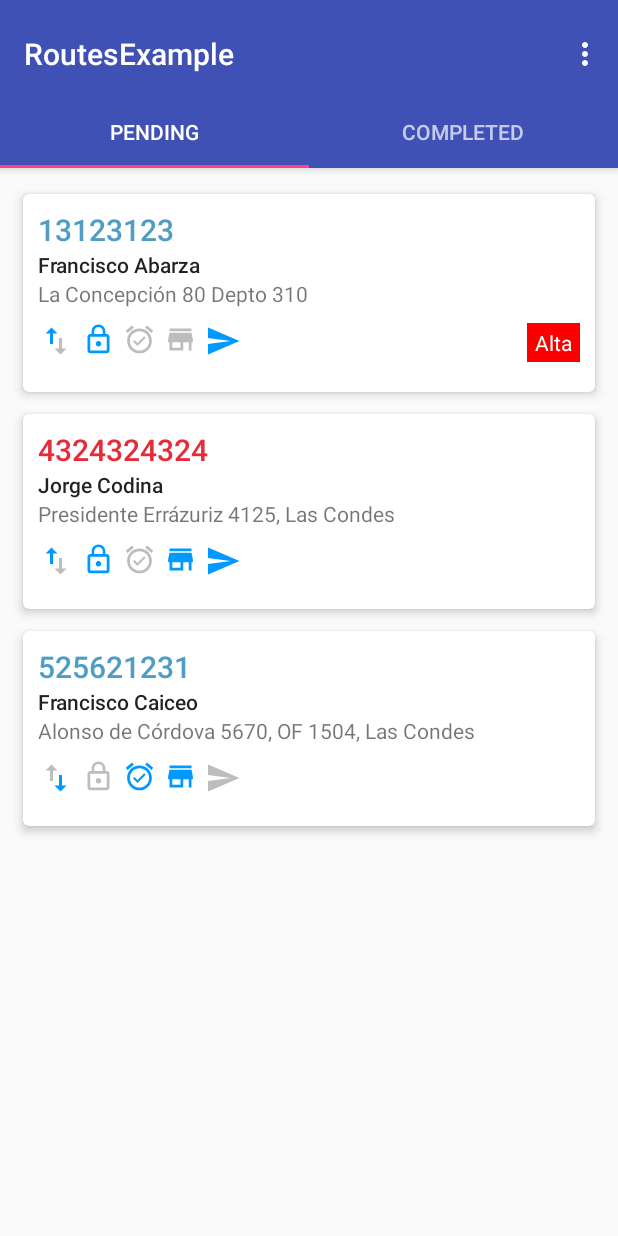
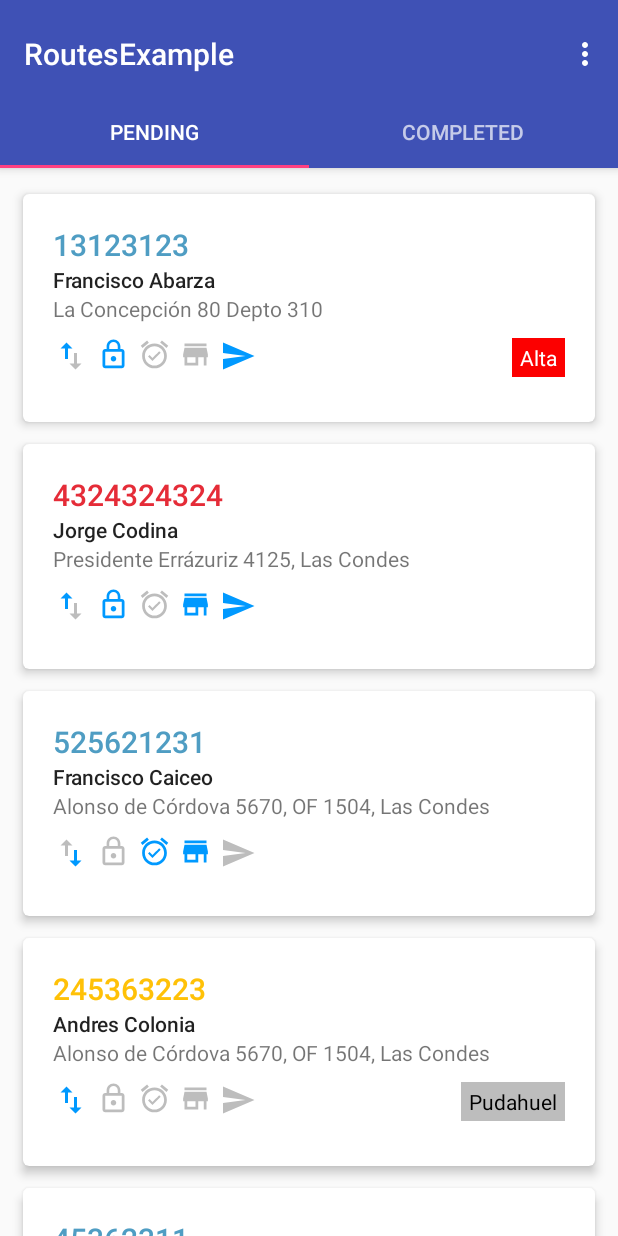
Before and after one commit to abarza/DragRecyclerView, an Android app: the screen it shows after launch (RouteActivity), on a phone screen of 412 x 824 dp. Run offline under Robolectric (Android 15) with nearby library versions, the phone set to English and light mode, and no system bars.

Commit message:
add background selector background - some validations still needed

```diff
--- a/app/src/main/java/com/za/abar/reorder/recycler/reorderrecyclerview/adapters/OrderAdapter.java
+++ b/app/src/main/java/com/za/abar/reorder/recycler/reorderrecyclerview/adapters/OrderAdapter.java
@@ -1,6 +1,7 @@
 package com.za.abar.reorder.recycler.reorderrecyclerview.adapters;
 
 import android.app.Activity;
+import android.content.res.ColorStateList;
 import android.support.design.widget.Snackbar;
 import android.support.v4.content.ContextCompat;
 import android.support.v4.view.MotionEventCompat;
@@ -184,6 +185,17 @@ public class OrderAdapter extends RecyclerView.Adapter<OrderHolder> implements
 
       holder.itemView.setActivated(selectedItems.get(position, false));
 
+      if (holder.mCardView.isActivated()) {
+        holder.mCardView.setCardBackgroundColor(ContextCompat.getColor(holder.mCardView.getContext(), R.color
+            .light_gray));
+        holder.mReorder.setVisibility(View.VISIBLE);
+        holder.mReorder.setImageResource(R.drawable.ic_select_all);
+      } else {
+        holder.mCardView.setCardBackgroundColor(ContextCompat.getColor(holder.mCardView.getContext(), R.color
+            .white));
+        holder.mReorder.setVisibility(View.GONE);
+      }
+
     }
 
 
--- a/app/src/main/java/com/za/abar/reorder/recycler/reorderrecyclerview/services/OrderService.java
+++ b/app/src/main/java/com/za/abar/reorder/recycler/reorderrecyclerview/services/OrderService.java
@@ -50,7 +50,7 @@ public class OrderService {
         "Las Condes",
         null, "#342342", OrderData.OrderMode
         .PICKUP, true, true, true, false));
-/*    list.add(new OrderData(OrderData.status.PARTIALLY_DELIVERED, "245363223", "Andres Colonia", "Alonso de " +
+    list.add(new OrderData(OrderData.status.PARTIALLY_DELIVERED, "245363223", "Andres Colonia", "Alonso de " +
         "Córdova 5670, OF 1504, " +
         "Las Condes",
         "Pudahuel", null, OrderData.OrderMode
@@ -65,7 +65,7 @@ public class OrderService {
             "Córdova 5670, OF 1504, " +
             "Las Condes",
         null, "#342342", OrderData.OrderMode
-        .DEFAULT, false, false, true, false));*/
+        .DEFAULT, false, false, true, false));
 
 
     return list;
--- a/app/src/main/res/layout/order_cardview.xml
+++ b/app/src/main/res/layout/order_cardview.xml
@@ -11,15 +11,16 @@
     android:layout_marginStart="15dp"
     android:layout_marginEnd="15dp"
     card_view:cardBackgroundColor="@color/white"
+    android:foreground="?attr/selectableItemBackground"
     card_view:cardCornerRadius="4dp"
     card_view:cardElevation="4sp"
     card_view:cardUseCompatPadding="true"
     card_view:contentPadding="10dp">
 
   <LinearLayout
+      android:padding="10dp"
       android:layout_width="match_parent"
       android:layout_height="wrap_content"
-      android:foreground="?attr/selectableItemBackground"
       android:orientation="vertical">
 
     <LinearLayout
--- a/app/src/main/res/menu/menu_routes_example.xml
+++ b/app/src/main/res/menu/menu_routes_example.xml
@@ -13,4 +13,11 @@
       android:orderInCategory="100"
       android:title="Reordenar"
       app:showAsAction="never"/>
+
+
+  <item
+      android:id="@+id/action_batch_management"
+      android:orderInCategory="100"
+      android:title="Gestión Masiva"
+      app:showAsAction="never"/>
 </menu>
```
Also changed, not shown: app/src/main/java/com/za/abar/reorder/recycler/reorderrecyclerview/RouteActivity.java (+9 -2 lines), app/src/main/java/com/za/abar/reorder/recycler/reorderrecyclerview/fragments/OrdersFragment.java (+26 -14 lines).
